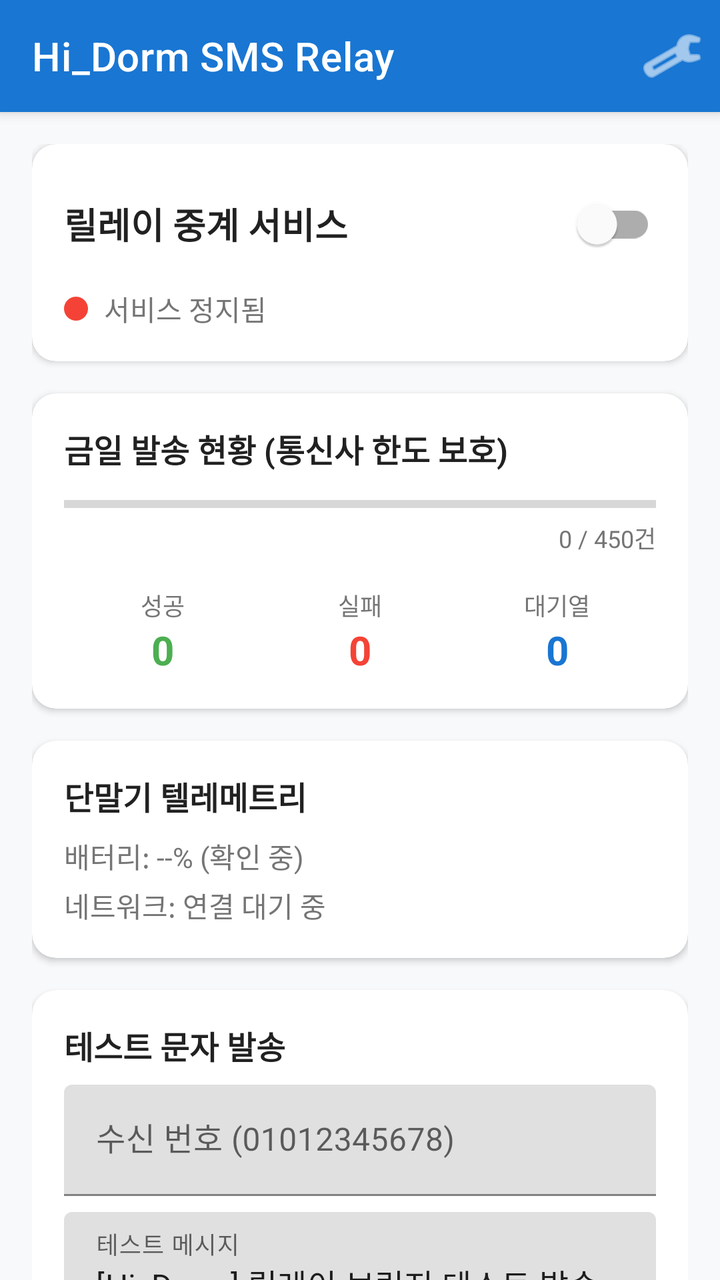
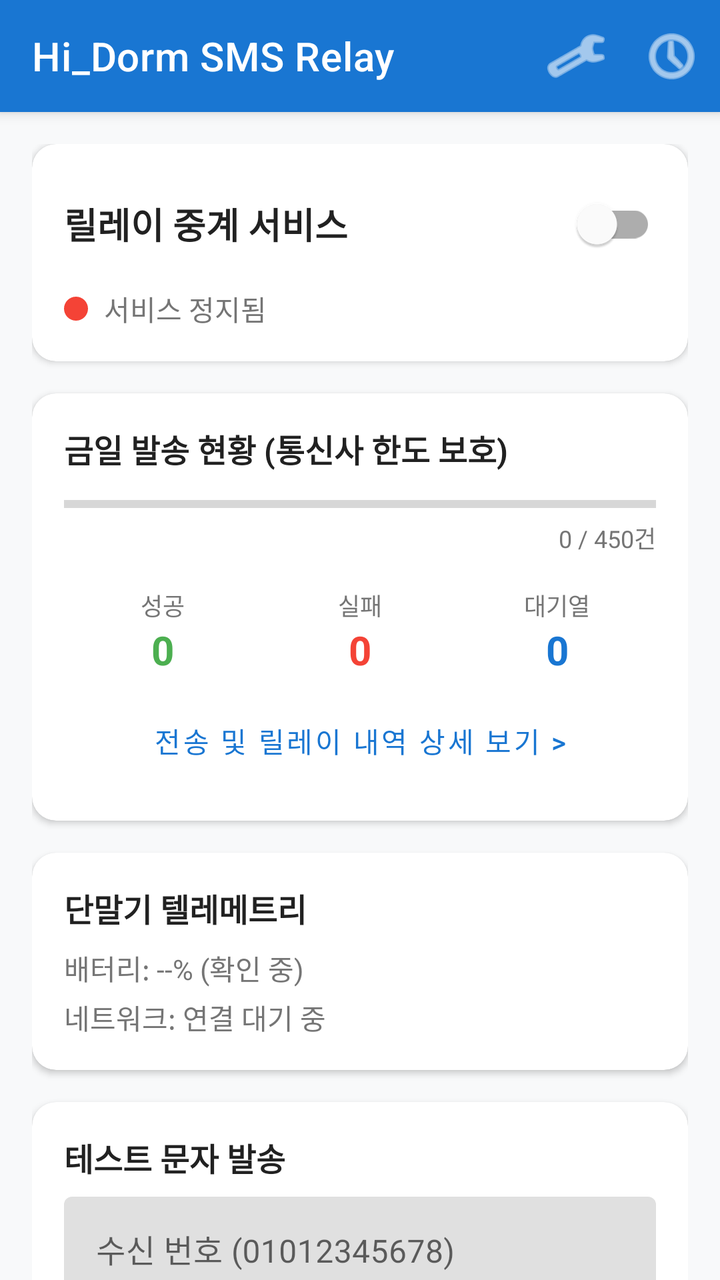

An Android layout rendered at two revisions. The XML below is the earlier revision; the diff shows what the commit changed to produce the second picture.
<!-- AndroidManifest.xml: application theme Theme.HiDormSMS -->
<!-- res/layout/activity_main.xml -->
<?xml version="1.0" encoding="utf-8"?>
<androidx.coordinatorlayout.widget.CoordinatorLayout xmlns:android="http://schemas.android.com/apk/res/android"
    xmlns:app="http://schemas.android.com/apk/res-auto"
    android:layout_width="match_parent"
    android:layout_height="match_parent"
    android:background="@color/bg_light">

    <com.google.android.material.appbar.AppBarLayout
        android:layout_width="match_parent"
        android:layout_height="wrap_content">

        <com.google.android.material.appbar.MaterialToolbar
            android:id="@+id/toolbar"
            android:layout_width="match_parent"
            android:layout_height="?attr/actionBarSize"
            android:background="@color/primary"
            app:title="@string/app_name"
            app:titleTextColor="#FFFFFF">

            <ImageButton
                android:id="@+id/btnSettings"
                android:layout_width="48dp"
                android:layout_height="48dp"
                android:layout_gravity="end"
                android:background="?attr/selectableItemBackgroundBorderless"
                android:contentDescription="설정"
                android:src="@android:drawable/ic_menu_preferences"
                app:tint="#FFFFFF" />
        </com.google.android.material.appbar.MaterialToolbar>
    </com.google.android.material.appbar.AppBarLayout>

    <androidx.core.widget.NestedScrollView
        android:layout_width="match_parent"
        android:layout_height="match_parent"
        app:layout_behavior="@string/appbar_scrolling_view_behavior">

        <LinearLayout
            android:layout_width="match_parent"
            android:layout_height="wrap_content"
            android:orientation="vertical"
            android:padding="16dp">

            
            <com.google.android.material.card.MaterialCardView
                android:layout_width="match_parent"
                android:layout_height="wrap_content"
                android:layout_marginBottom="16dp"
                app:cardCornerRadius="12dp"
                app:cardElevation="2dp">

                <LinearLayout
                    android:layout_width="match_parent"
                    android:layout_height="wrap_content"
                    android:orientation="vertical"
                    android:padding="16dp">

                    <LinearLayout
                        android:layout_width="match_parent"
                        android:layout_height="wrap_content"
                        android:gravity="center_vertical"
                        android:orientation="horizontal">

                        <TextView
                            android:layout_width="0dp"
                            android:layout_height="wrap_content"
                            android:layout_weight="1"
                            android:text="릴레이 중계 서비스"
                            android:textColor="@color/text_primary"
                            android:textSize="18sp"
                            android:textStyle="bold" />

                        <com.google.android.material.switchmaterial.SwitchMaterial
                            android:id="@+id/switchService"
                            android:layout_width="wrap_content"
                            android:layout_height="wrap_content" />
                    </LinearLayout>

                    <LinearLayout
                        android:layout_width="match_parent"
                        android:layout_height="wrap_content"
                        android:layout_marginTop="8dp"
                        android:gravity="center_vertical"
                        android:orientation="horizontal">

                        <View
                            android:id="@+id/viewStatusDot"
                            android:layout_width="12dp"
                            android:layout_height="12dp"
                            android:background="@drawable/circle_red" />

                        <TextView
                            android:id="@+id/tvStatusText"
                            android:layout_width="wrap_content"
                            android:layout_height="wrap_content"
                            android:layout_marginStart="8dp"
                            android:text="서비스 정지됨"
                            android:textColor="@color/text_secondary"
                            android:textSize="14sp" />
                    </LinearLayout>
                </LinearLayout>
            </com.google.android.material.card.MaterialCardView>

            
            <com.google.android.material.card.MaterialCardView
                android:layout_width="match_parent"
                android:layout_height="wrap_content"
                android:layout_marginBottom="16dp"
                app:cardCornerRadius="12dp"
                app:cardElevation="2dp">

                <LinearLayout
                    android:layout_width="match_parent"
                    android:layout_height="wrap_content"
                    android:orientation="vertical"
                    android:padding="16dp">

                    <TextView
                        android:layout_width="wrap_content"
                        android:layout_height="wrap_content"
                        android:text="금일 발송 현황 (통신사 한도 보호)"
                        android:textColor="@color/text_primary"
                        android:textSize="16sp"
                        android:textStyle="bold" />

                    <ProgressBar
                        android:id="@+id/pbDailyQuota"
                        style="?android:attr/progressBarStyleHorizontal"
                        android:layout_width="match_parent"
                        android:layout_height="8dp"
                        android:layout_marginTop="12dp"
                        android:max="450"
                        android:progress="0" />

                    <TextView
                        android:id="@+id/tvDailyQuotaText"
                        android:layout_width="wrap_content"
                        android:layout_height="wrap_content"
                        android:layout_gravity="end"
                        android:layout_marginTop="4dp"
                        android:text="0 / 450건"
                        android:textColor="@color/text_secondary"
                        android:textSize="12sp" />

                    <LinearLayout
                        android:layout_width="match_parent"
                        android:layout_height="wrap_content"
                        android:layout_marginTop="16dp"
                        android:orientation="horizontal">

                        <LinearLayout
                            android:layout_width="0dp"
                            android:layout_height="wrap_content"
                            android:layout_weight="1"
                            android:gravity="center"
                            android:orientation="vertical">

                            <TextView
                                android:layout_width="wrap_content"
                                android:layout_height="wrap_content"
                                android:text="성공"
                                android:textColor="@color/text_secondary"
                                android:textSize="12sp" />

                            <TextView
                                android:id="@+id/tvSuccessCount"
                                android:layout_width="wrap_content"
                                android:layout_height="wrap_content"
                                android:text="0"
                                android:textColor="@color/status_green"
                                android:textSize="20sp"
                                android:textStyle="bold" />
                        </LinearLayout>

                        <LinearLayout
                            android:layout_width="0dp"
                            android:layout_height="wrap_content"
                            android:layout_weight="1"
                            android:gravity="center"
                            android:orientation="vertical">

                            <TextView
                                android:layout_width="wrap_content"
                                android:layout_height="wrap_content"
                                android:text="실패"
                                android:textColor="@color/text_secondary"
                                android:textSize="12sp" />

                            <TextView
                                android:id="@+id/tvFailCount"
                                android:layout_width="wrap_content"
                                android:layout_height="wrap_content"
                                android:text="0"
                                android:textColor="@color/status_red"
                                android:textSize="20sp"
                                android:textStyle="bold" />
                        </LinearLayout>

                        <LinearLayout
                            android:layout_width="0dp"
                            android:layout_height="wrap_content"
                            android:layout_weight="1"
                            android:gravity="center"
                            android:orientation="vertical">

                            <TextView
                                android:layout_width="wrap_content"
                                android:layout_height="wrap_content"
                                android:text="대기열"
                                android:textColor="@color/text_secondary"
                                android:textSize="12sp" />

                            <TextView
                                android:id="@+id/tvQueueCount"
                                android:layout_width="wrap_content"
                                android:layout_height="wrap_content"
                                android:text="0"
                                android:textColor="@color/primary"
                                android:textSize="20sp"
                                android:textStyle="bold" />
                        </LinearLayout>
                    </LinearLayout>
                </LinearLayout>
            </com.google.android.material.card.MaterialCardView>

            
            <com.google.android.material.card.MaterialCardView
                android:layout_width="match_parent"
                android:layout_height="wrap_content"
                android:layout_marginBottom="16dp"
                app:cardCornerRadius="12dp"
                app:cardElevation="2dp">

                <LinearLayout
                    android:layout_width="match_parent"
                    android:layout_height="wrap_content"
                    android:orientation="vertical"
                    android:padding="16dp">

                    <TextView
                        android:layout_width="wrap_content"
                        android:layout_height="wrap_content"
                        android:text="단말기 텔레메트리"
                        android:textColor="@color/text_primary"
                        android:textSize="16sp"
                        android:textStyle="bold" />

                    <TextView
                        android:id="@+id/tvBatteryStatus"
                        android:layout_width="wrap_content"
                        android:layout_height="wrap_content"
                        android:layout_marginTop="8dp"
                        android:text="배터리: --% (확인 중)"
                        android:textColor="@color/text_secondary"
                        android:textSize="14sp" />

                    <TextView
                        android:id="@+id/tvNetworkStatus"
                        android:layout_width="wrap_content"
                        android:layout_height="wrap_content"
                        android:layout_marginTop="4dp"
                        android:text="네트워크: 연결 대기 중"
                        android:textColor="@color/text_secondary"
                        android:textSize="14sp" />
                </LinearLayout>
            </com.google.android.material.card.MaterialCardView>

            
            <com.google.android.material.card.MaterialCardView
                android:layout_width="match_parent"
                android:layout_height="wrap_content"
                android:layout_marginBottom="16dp"
                app:cardCornerRadius="12dp"
                app:cardElevation="2dp">

                <LinearLayout
                    android:layout_width="match_parent"
                    android:layout_height="wrap_content"
                    android:orientation="vertical"
                    android:padding="16dp">

                    <TextView
                        android:layout_width="wrap_content"
                        android:layout_height="wrap_content"
                        android:text="테스트 문자 발송"
                        android:textColor="@color/text_primary"
                        android:textSize="16sp"
                        android:textStyle="bold" />

                    <com.google.android.material.textfield.TextInputLayout
                        android:layout_width="match_parent"
                        android:layout_height="wrap_content"
                        android:layout_marginTop="8dp"
                        android:hint="수신 번호 (01012345678)">

                        <com.google.android.material.textfield.TextInputEditText
                            android:id="@+id/etTestPhone"
                            android:layout_width="match_parent"
                            android:layout_height="wrap_content"
                            android:inputType="phone" />
                    </com.google.android.material.textfield.TextInputLayout>

                    <com.google.android.material.textfield.TextInputLayout
                        android:layout_width="match_parent"
                        android:layout_height="wrap_content"
                        android:layout_marginTop="8dp"
                        android:hint="테스트 메시지">

                        <com.google.android.material.textfield.TextInputEditText
                            android:id="@+id/etTestMessage"
                            android:layout_width="match_parent"
                            android:layout_height="wrap_content"
                            android:text="[Hi_Dorm] 릴레이 브릿지 테스트 발송 성공" />
                    </com.google.android.material.textfield.TextInputLayout>

                    <com.google.android.material.button.MaterialButton
                        android:id="@+id/btnSendTest"
                        android:layout_width="match_parent"
                        android:layout_height="wrap_content"
                        android:layout_marginTop="12dp"
                        android:text="단건 테스트 발송 실행" />

                    <com.google.android.material.button.MaterialButton
                        android:id="@+id/btnRunSimulation"
                        style="@style/Widget.MaterialComponents.Button.OutlinedButton"
                        android:layout_width="match_parent"
                        android:layout_height="wrap_content"
                        android:layout_marginTop="8dp"
                        android:text="🧪 7대 엣지케이스 자동 시뮬레이션 실행" />
                </LinearLayout>
            </com.google.android.material.card.MaterialCardView>

            
            <TextView
                android:layout_width="wrap_content"
                android:layout_height="wrap_content"
                android:text="실시간 이벤트 로그"
                android:textColor="@color/text_primary"
                android:textSize="14sp"
                android:textStyle="bold" />

            <TextView
                android:id="@+id/tvLogs"
                android:layout_width="match_parent"
                android:layout_height="160dp"
                android:layout_marginTop="6dp"
                android:background="#212121"
                android:fontFamily="monospace"
                android:padding="8dp"
                android:scrollbars="vertical"
                android:text="[시스템] 대기 중..."
                android:textColor="#00FF66"
                android:textSize="11sp" />

        </LinearLayout>
    </androidx.core.widget.NestedScrollView>

</androidx.coordinatorlayout.widget.CoordinatorLayout>
<!-- resources referenced by this layout -->
<resources>
  <color name="bg_light">#F8F9FA</color>
  <color name="primary">#1976D2</color>
  <color name="status_green">#4CAF50</color>
  <color name="status_red">#F44336</color>
  <color name="text_primary">#212121</color>
  <color name="text_secondary">#757575</color>
  <!-- drawable circle_red (drawable) -->
  <?xml version="1.0" encoding="utf-8"?>
  <shape xmlns:android="http://schemas.android.com/apk/res/android"
      android:shape="oval">
      <solid android:color="@color/status_red" />
      <size android:width="12dp" android:height="12dp" />
  </shape>
  <string name="app_name">Hi_Dorm SMS Relay</string>
  <style name="Theme.HiDormSMS" parent="Theme.MaterialComponents.DayNight.NoActionBar">
          <item name="colorPrimary">@color/primary</item>
          <item name="colorPrimaryVariant">@color/primary_dark</item>
          <item name="colorOnPrimary">#FFFFFF</item>
          <item name="colorSecondary">@color/accent</item>
          <item name="android:statusBarColor">@color/primary_dark</item>
      </style>
  <color name="primary_dark">#0D47A1</color>
  <color name="accent">#00E676</color>
</resources>

<!-- the commit's change to res/layout/activity_main.xml (unified diff, before → after) -->
@@ -16,6 +16,16 @@
             android:background="@color/primary"
             app:title="@string/app_name"
             app:titleTextColor="#FFFFFF">
+
+            <ImageButton
+                android:id="@+id/btnHistory"
+                android:layout_width="48dp"
+                android:layout_height="48dp"
+                android:layout_gravity="end"
+                android:background="?attr/selectableItemBackgroundBorderless"
+                android:contentDescription="전송 내역"
+                android:src="@android:drawable/ic_menu_recent_history"
+                app:tint="#FFFFFF" />
 
             <ImageButton
                 android:id="@+id/btnSettings"
@@ -219,6 +229,14 @@
                                 android:textStyle="bold" />
                         </LinearLayout>
                     </LinearLayout>
+
+                    <com.google.android.material.button.MaterialButton
+                        android:id="@+id/btnViewHistory"
+                        style="@style/Widget.MaterialComponents.Button.TextButton"
+                        android:layout_width="match_parent"
+                        android:layout_height="wrap_content"
+                        android:layout_marginTop="8dp"
+                        android:text="전송 및 릴레이 내역 상세 보기 >" />
                 </LinearLayout>
             </com.google.android.material.card.MaterialCardView>
 
